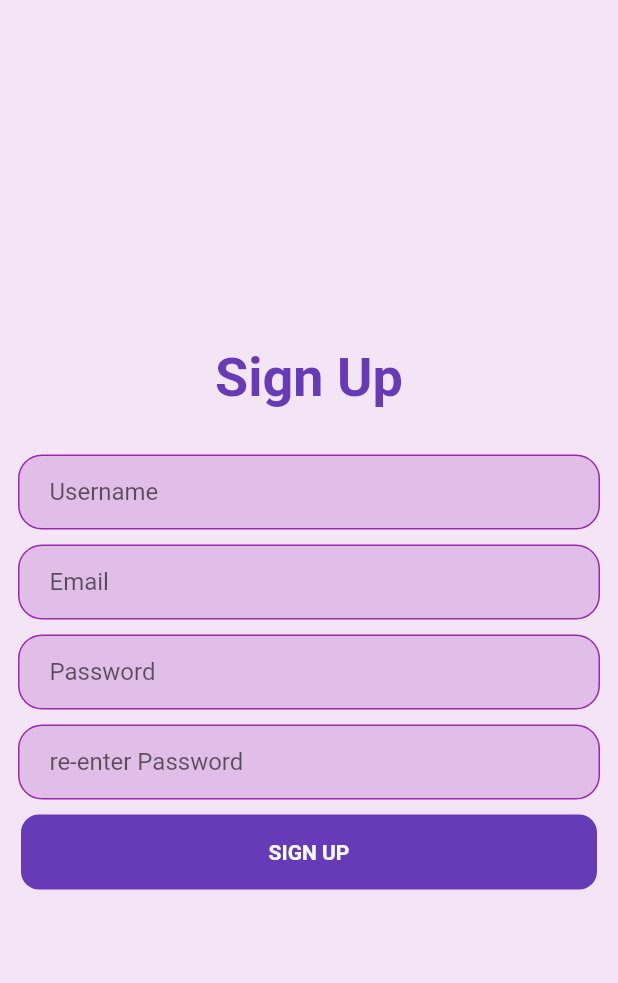
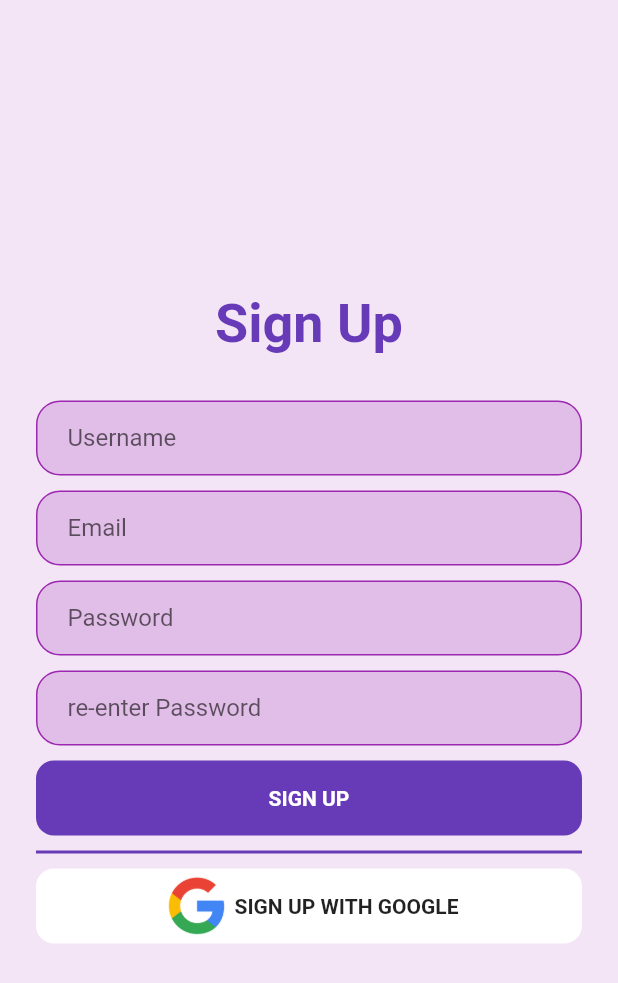
Before and after one commit to kamlendu08/utility_app_frontend, a Flutter app: the screen it shows after launch, after a tap on "Register Now", on a phone screen of 412 x 824 dp. Shown: the top 983 px of the screen. Run offline on Flutter 3.47's test engine with Material 2 defaults, Android fonts, the light colour scheme and no system bars.

Commit message:
this adds the google signin frontend in both pages

```diff
--- a/lib/login_page.dart
+++ b/lib/login_page.dart
@@ -112,6 +112,50 @@ class _LoginPageState extends State<LoginPage> {
                 ),
               ),
               const SizedBox(
+                height: 10,
+              ),
+              Padding(
+                padding: const EdgeInsets.symmetric(horizontal: 24.0),
+                child: Container(
+                  height: 2,
+                  decoration: const BoxDecoration(
+                    color: Colors.deepPurple,
+                  ),
+                ),
+              ),
+              const SizedBox(
+                height: 10,
+              ),
+              Padding(
+                padding: const EdgeInsets.symmetric(horizontal: 24.0),
+                child: Container(
+                  height: 50,
+                  decoration: BoxDecoration(
+                    color: Colors.white,
+                    borderRadius: BorderRadius.circular(12.0),
+                  ),
+                  child: Center(
+                    child: Row(
+                      mainAxisAlignment: MainAxisAlignment.center,
+                      children: [
+                        Image.asset(
+                          "assets/images/googlelogo.png",
+                        ),
+                        const SizedBox(
+                          width: 10,
+                        ),
+                        const Text(
+                          'SIGN IN WITH GOOGLE',
+                          style: TextStyle(
+                            fontWeight: FontWeight.bold,
+                          ),
+                        ),
+                      ],
+                    ),
+                  ),
+                ),
+              ),
+              const SizedBox(
                 height: 25,
               ),
               Row(
--- a/lib/sign_up.dart
+++ b/lib/sign_up.dart
@@ -64,7 +64,7 @@ class _SignUpState extends State<SignUp> {
                   height: 10,
                 ),
                 Padding(
-                  padding: const EdgeInsets.symmetric(horizontal: 14.0),
+                  padding: const EdgeInsets.symmetric(horizontal: 24.0),
                   child: Container(
                     height: 50,
                     decoration: BoxDecoration(
@@ -76,6 +76,47 @@ class _SignUpState extends State<SignUp> {
                         'SIGN UP',
                         style: TextStyle(
                             fontWeight: FontWeight.bold, color: Colors.white),
+                      ),
+                    ),
+                  ),
+                ),
+                const SizedBox(
+                  height: 10,
+                ),
+                Padding(
+                  padding: const EdgeInsets.symmetric(horizontal: 24.0),
+                  child: Container(
+                    height: 2,
+                    decoration: const BoxDecoration(
+                      color: Colors.deepPurple,
+                    ),
+                  ),
+                ),
+                const SizedBox(
+                  height: 10,
+                ),
+                Padding(
+                  padding: const EdgeInsets.symmetric(horizontal: 24.0),
+                  child: Container(
+                    height: 50,
+                    decoration: BoxDecoration(
+                      color: Colors.white,
+                      borderRadius: BorderRadius.circular(12.0),
+                    ),
+                    child: Center(
+                      child: Row(
+                        mainAxisAlignment: MainAxisAlignment.center,
+                        children: [
+                          Image.asset(
+                            "assets/images/googlelogo.png",
+                          ),
+                          const Text(
+                            'SIGN UP WITH GOOGLE',
+                            style: TextStyle(
+                              fontWeight: FontWeight.bold,
+                            ),
+                          ),
+                        ],
                       ),
                     ),
                   ),
@@ -100,7 +141,7 @@ class textinput extends StatelessWidget {
   @override
   Widget build(BuildContext context) {
     return Padding(
-      padding: const EdgeInsets.symmetric(horizontal: 12.0),
+      padding: const EdgeInsets.symmetric(horizontal: 24.0),
       child: Container(
         decoration: BoxDecoration(
           border: Border.all(
--- a/pubspec.yaml
+++ b/pubspec.yaml
@@ -58,8 +58,8 @@ flutter:
   uses-material-design: true
 
   # To add assets to your application, add an assets section, like this:
-  # assets:
-  #   - images/a_dot_burr.jpeg
+  assets:
+    - assets/images/googlelogo.png
   #   - images/a_dot_ham.jpeg
 
   # An image asset can refer to one or more resolution-specific "variants", see
```
Also changed, not shown: assets/images/googlelogo.png (added).
